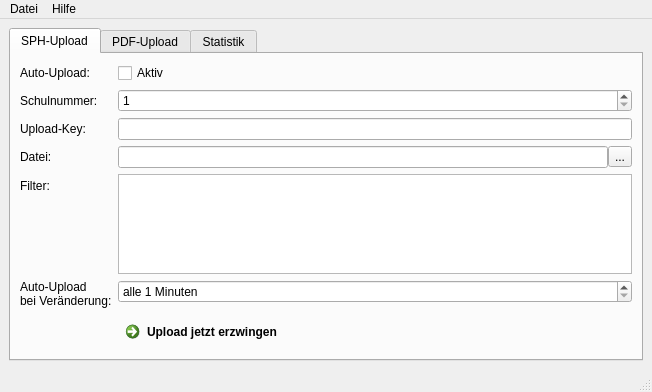
The window that src/ui/main_window.ui (tmolitor-stud-tu/sph_uploader) describes before a commit, drawn with Qt 5.
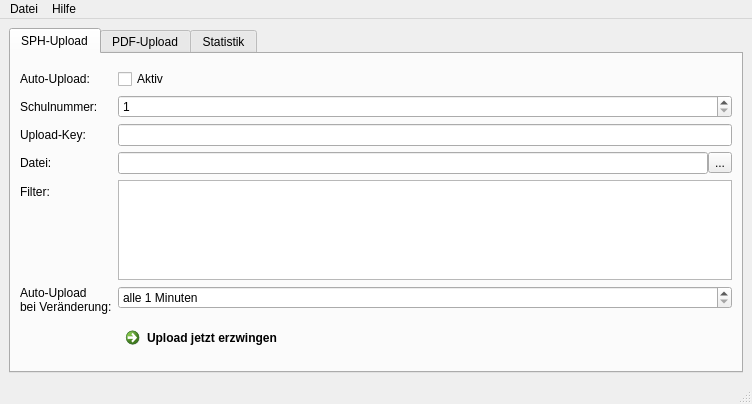
The same window after the commit.

Commit message: Make sure our ui looks good (fixed sizes etc.)

```diff
--- a/src/ui/main_window.ui
+++ b/src/ui/main_window.ui
@@ -6,8 +6,8 @@
    <rect>
     <x>0</x>
     <y>0</y>
-    <width>652</width>
-    <height>392</height>
+    <width>752</width>
+    <height>404</height>
    </rect>
   </property>
   <property name="sizePolicy">
@@ -43,28 +43,28 @@
         <string>SPH-Upload</string>
        </attribute>
        <layout class="QFormLayout" name="formLayout">
-        <item row="0" column="0">
+        <item row="1" column="0">
          <widget class="QLabel" name="label_10">
           <property name="text">
            <string>Auto-Upload:</string>
           </property>
          </widget>
         </item>
-        <item row="0" column="1">
+        <item row="1" column="1">
          <widget class="QCheckBox" name="uiCheckBox_sphEnabled">
           <property name="text">
            <string>Aktiv</string>
           </property>
          </widget>
         </item>
-        <item row="1" column="0">
+        <item row="2" column="0">
          <widget class="QLabel" name="label_2">
           <property name="text">
            <string>Schulnummer:</string>
           </property>
          </widget>
         </item>
-        <item row="1" column="1">
+        <item row="2" column="1">
          <widget class="QSpinBox" name="uiSpinBox_sphSchulid">
           <property name="minimum">
            <number>1</number>
@@ -74,24 +74,31 @@
           </property>
          </widget>
         </item>
-        <item row="2" column="0">
+        <item row="3" column="0">
          <widget class="QLabel" name="label">
           <property name="text">
            <string>Upload-Key:</string>
           </property>
          </widget>
         </item>
-        <item row="2" column="1">
-         <widget class="QLineEdit" name="uiLineEdit_sphUploadKey"/>
+        <item row="3" column="1">
+         <widget class="QLineEdit" name="uiLineEdit_sphUploadKey">
+          <property name="sizePolicy">
+           <sizepolicy hsizetype="MinimumExpanding" vsizetype="Fixed">
+            <horstretch>0</horstretch>
+            <verstretch>0</verstretch>
+           </sizepolicy>
+          </property>
+         </widget>
         </item>
-        <item row="3" column="0">
+        <item row="4" column="0">
          <widget class="QLabel" name="label_12">
           <property name="text">
            <string>Datei:</string>
           </property>
          </widget>
         </item>
-        <item row="3" column="1">
+        <item row="4" column="1">
          <layout class="QHBoxLayout" name="horizontalLayout_2">
           <property name="spacing">
            <number>0</number>
@@ -101,6 +108,12 @@
           </property>
           <item>
            <widget class="QLineEdit" name="uiLineEdit_sphFile">
+            <property name="sizePolicy">
+             <sizepolicy hsizetype="MinimumExpanding" vsizetype="Fixed">
+              <horstretch>0</horstretch>
+              <verstretch>0</verstretch>
+             </sizepolicy>
+            </property>
             <property name="readOnly">
              <bool>true</bool>
             </property>
@@ -115,17 +128,17 @@
           </item>
          </layout>
         </item>
-        <item row="4" column="0">
+        <item row="5" column="0">
          <widget class="QLabel" name="label_4">
           <property name="text">
            <string>Filter:</string>
           </property>
          </widget>
         </item>
-        <item row="4" column="1">
+        <item row="5" column="1">
          <widget class="QListWidget" name="uiListWidget_sphFilter">
           <property name="sizePolicy">
-           <sizepolicy hsizetype="Expanding" vsizetype="Minimum">
+           <sizepolicy hsizetype="MinimumExpanding" vsizetype="Minimum">
             <horstretch>0</horstretch>
             <verstretch>0</verstretch>
            </sizepolicy>
@@ -150,7 +163,7 @@
           </property>
          </widget>
         </item>
-        <item row="5" column="0">
+        <item row="6" column="0">
          <widget class="QLabel" name="label_9">
           <property name="text">
            <string>Auto-Upload
@@ -158,7 +171,7 @@
           </property>
          </widget>
         </item>
-        <item row="5" column="1">
+        <item row="6" column="1">
          <widget class="QSpinBox" name="uiSpinBox_sphInterval">
           <property name="sizePolicy">
            <sizepolicy hsizetype="Minimum" vsizetype="Fixed">
@@ -180,7 +193,7 @@
           </property>
          </widget>
         </item>
-        <item row="6" column="1">
+        <item row="7" column="1">
          <widget class="QCommandLinkButton" name="uiButton_sphForceUpload">
           <property name="sizePolicy">
            <sizepolicy hsizetype="Maximum" vsizetype="Maximum">
@@ -193,6 +206,32 @@
           </property>
          </widget>
         </item>
+        <item row="0" column="1">
+         <spacer name="verticalSpacer_3">
+          <property name="orientation">
+           <enum>Qt::Vertical</enum>
+          </property>
+          <property name="sizeHint" stdset="0">
+           <size>
+            <width>20</width>
+            <height>40</height>
+           </size>
+          </property>
+         </spacer>
+        </item>
+        <item row="8" column="1">
+         <spacer name="verticalSpacer_4">
+          <property name="orientation">
+           <enum>Qt::Vertical</enum>
+          </property>
+          <property name="sizeHint" stdset="0">
+           <size>
+            <width>20</width>
+            <height>40</height>
+           </size>
+          </property>
+         </spacer>
+        </item>
        </layout>
       </widget>
       <widget class="QWidget" name="tab_2">
@@ -460,7 +499,7 @@
     <rect>
      <x>0</x>
      <y>0</y>
-     <width>652</width>
+     <width>752</width>
      <height>27</height>
     </rect>
    </property>
```
Left out of the diff: 39 changed lines with no effect on the pictures. The commit also changes 3 other files.
